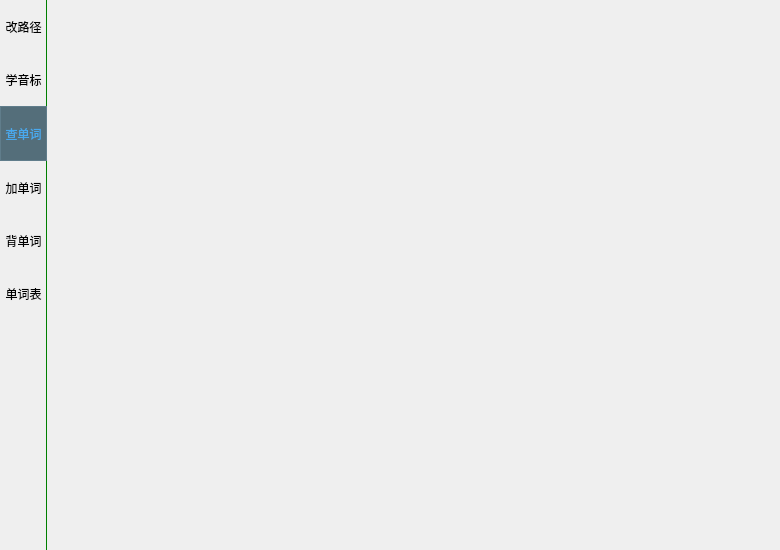
Qt form mainwindow.ui (2669397516/MyWordBook) before a commit.
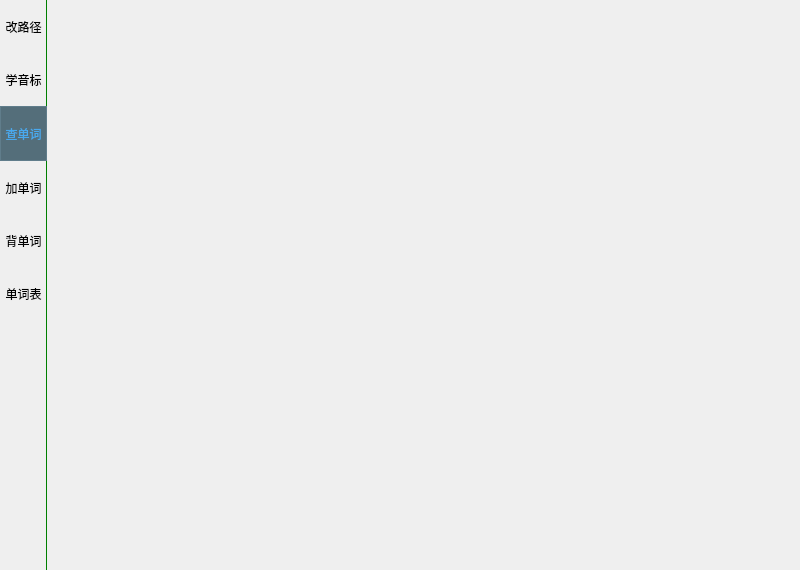
The same form after that commit.

Commit message: 添加新功能：在"学音标"界面中点击音标可以发音

Diff of the .ui file:
```diff
--- a/mainwindow.ui
+++ b/mainwindow.ui
@@ -6,8 +6,8 @@
    <rect>
     <x>0</x>
     <y>0</y>
-    <width>780</width>
-    <height>550</height>
+    <width>800</width>
+    <height>570</height>
    </rect>
   </property>
   <property name="windowTitle">
```
The commit also changes 4 other files.
